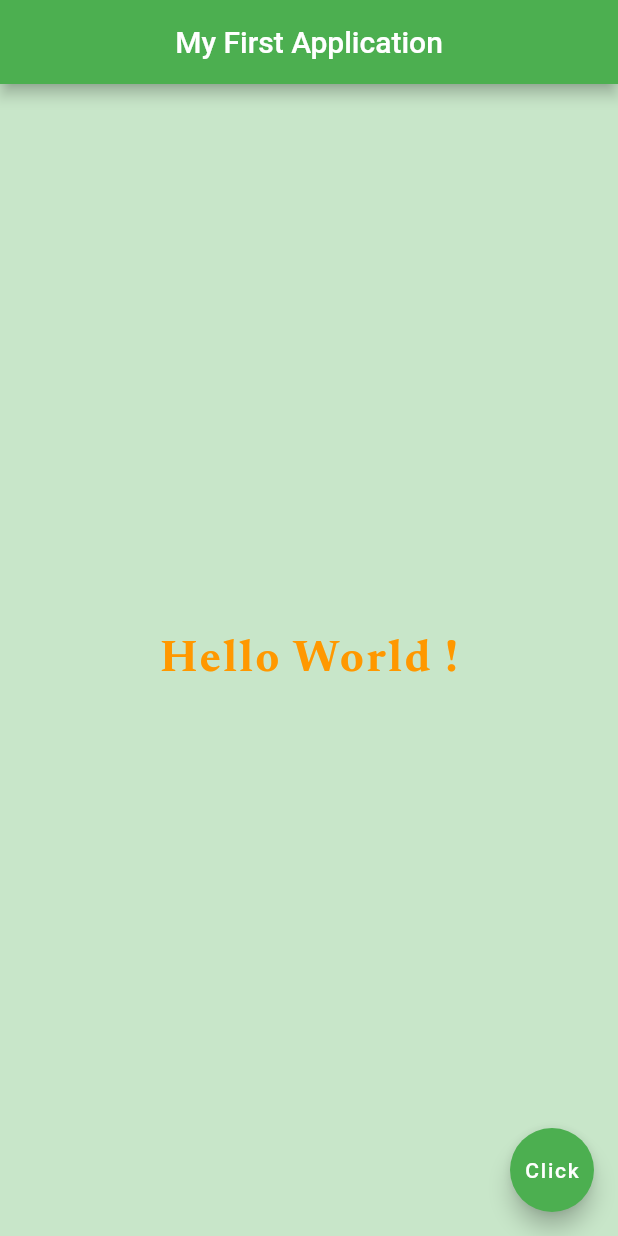
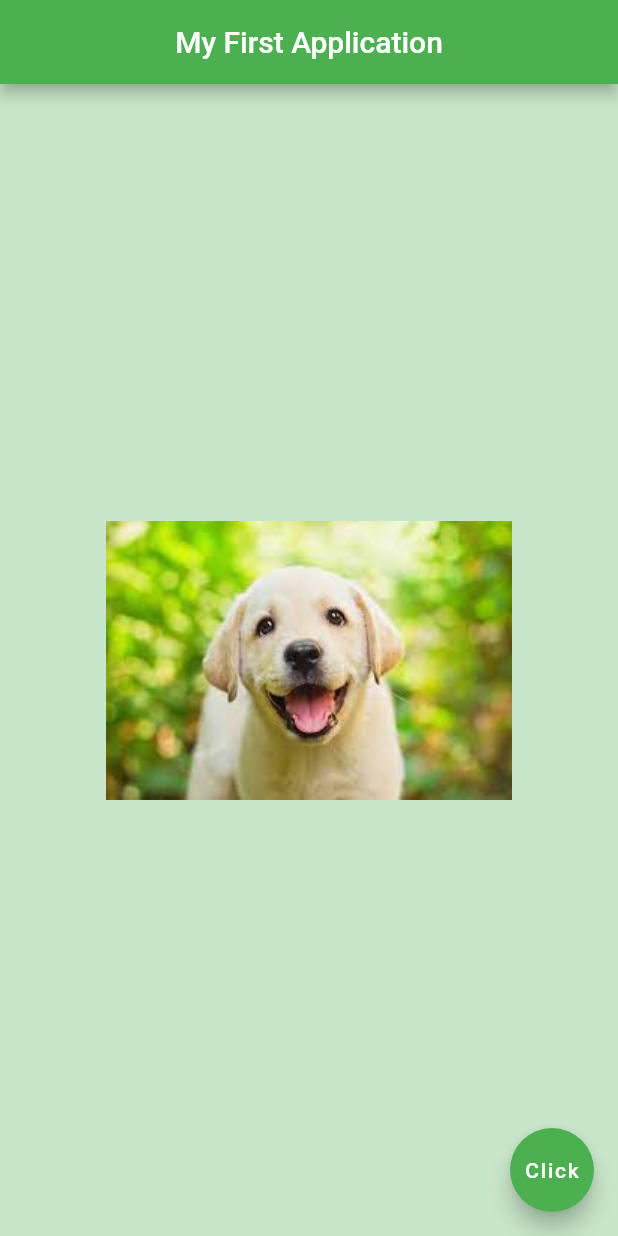
Before and after one commit to viraj-lakshitha/flutter-app-dev, a Flutter app: the screen it shows after launch, on a phone screen of 412 x 824 dp. Run offline on Flutter 3.47's test engine with Material 2 defaults, Android fonts, the phone set to English and light mode, and no system bars.

Commit message:
update : Network Images and Assets Images:

```diff
--- a/flutter-basic/first_flutter_app/lib/main.dart
+++ b/flutter-basic/first_flutter_app/lib/main.dart
@@ -15,16 +15,12 @@ class Home extends StatelessWidget { // Enable Hot-Reload
         backgroundColor: Colors.green,
       ),
       body: Center(
-        child: Text(
-          'Hello World !',
-          style: TextStyle(
-            fontWeight: FontWeight.bold,
-            fontFamily: 'NewsReader',
-            letterSpacing: 2.0,
-            color: Colors.orange,
-            fontSize: 30.0,
-          ),
-        ),
+        // child: Image(
+        //   // image: NetworkImage('https://www.photoshopessentials.com/newsite/wp-content/uploads/2018/08/resize-images-print-photoshop-f.jpg'),
+        //   image: AssetImage('./assets/image-2.jpg') // update pubspec.yaml file
+        //
+        // ),
+        child: Image.asset('assets/image-1.jpg'),
       ),
       floatingActionButton: FloatingActionButton(
         onPressed: () { print('Button Clicked !'); },
--- a/flutter-basic/first_flutter_app/pubspec.yaml
+++ b/flutter-basic/first_flutter_app/pubspec.yaml
@@ -45,9 +45,8 @@ flutter:
   uses-material-design: true
 
   # To add assets to your application, add an assets section, like this:
-  # assets:
-  #   - images/a_dot_burr.jpeg
-  #   - images/a_dot_ham.jpeg
+  assets:
+    - assets/
 
   # An image asset can refer to one or more resolution-specific "variants", see
   # https://flutter.dev/assets-and-images/#resolution-aware.
```
Also changed, not shown: flutter-basic/first_flutter_app/assets/image-1.jpg (added), flutter-basic/first_flutter_app/assets/image-2.jpg (added).
